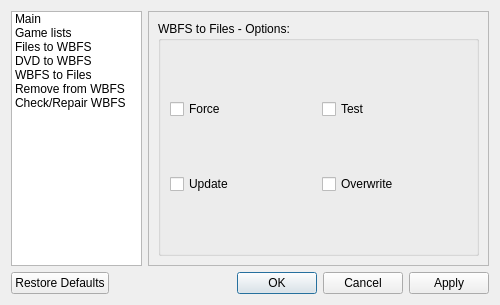
Qt form resources/ui/settings.ui (evertonstz/wiibafu) before a commit.
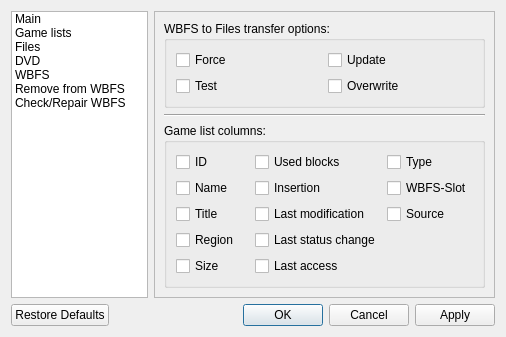
The same form after that commit. The open tabs and pages were chosen to show the change.

Commit message: Set indicated columns in settings added

Patch:
```diff
--- a/resources/ui/settings.ui
+++ b/resources/ui/settings.ui
@@ -6,8 +6,8 @@
    <rect>
     <x>0</x>
     <y>0</y>
-    <width>500</width>
-    <height>305</height>
+    <width>506</width>
+    <height>335</height>
    </rect>
   </property>
   <property name="windowTitle">
@@ -37,17 +37,17 @@
      </item>
      <item>
       <property name="text">
-       <string>Files to WBFS</string>
+       <string>Files</string>
       </property>
      </item>
      <item>
       <property name="text">
-       <string>DVD to WBFS</string>
+       <string>DVD</string>
       </property>
      </item>
      <item>
       <property name="text">
-       <string>WBFS to Files</string>
+       <string>WBFS</string>
       </property>
      </item>
      <item>
@@ -455,7 +455,7 @@
           <locale language="English" country="UnitedStates"/>
          </property>
          <property name="title">
-          <string>WBFS to Files - Options:</string>
+          <string>WBFS to Files transfer options:</string>
          </property>
          <layout class="QGridLayout" name="gridLayout_4">
           <item row="0" column="0">
@@ -465,14 +465,14 @@
             </property>
            </widget>
           </item>
-          <item row="0" column="1">
+          <item row="1" column="0">
            <widget class="QCheckBox" name="WBFSToFiles_checkBox_Test">
             <property name="text">
              <string>Test</string>
             </property>
            </widget>
           </item>
-          <item row="1" column="0">
+          <item row="0" column="1">
            <widget class="QCheckBox" name="WBFSToFiles_checkBox_Update">
             <property name="text">
              <string>Update</string>
@@ -489,6 +489,113 @@
          </layout>
         </widget>
        </item>
+       <item row="2" column="0">
+        <widget class="QGroupBox" name="groupBox_2">
+         <property name="title">
+          <string>Game list columns:</string>
+         </property>
+         <layout class="QGridLayout" name="gridLayout_15">
+          <item row="0" column="0">
+           <widget class="QCheckBox" name="wbfsColumn_checkBox_ID">
+            <property name="text">
+             <string>ID</string>
+            </property>
+           </widget>
+          </item>
+          <item row="1" column="0">
+           <widget class="QCheckBox" name="wbfsColumn_checkBox_Name">
+            <property name="text">
+             <string>Name</string>
+            </property>
+           </widget>
+          </item>
+          <item row="2" column="0">
+           <widget class="QCheckBox" name="wbfsColumn_checkBox_Title">
+            <property name="text">
+             <string>Title</string>
+            </property>
+           </widget>
+          </item>
+          <item row="3" column="0">
+           <widget class="QCheckBox" name="wbfsColumn_checkBox_Region">
+            <property name="text">
+             <string>Region</string>
+            </property>
+           </widget>
+          </item>
+          <item row="4" column="0">
+           <widget class="QCheckBox" name="wbfsColumn_checkBox_Size">
+            <property name="text">
+             <string>Size</string>
+            </property>
+           </widget>
+          </item>
+          <item row="0" column="1">
+           <widget class="QCheckBox" name="wbfsColumn_checkBox_UsedBlocks">
+            <property name="text">
+             <string>Used blocks</string>
+            </property>
+           </widget>
+          </item>
+          <item row="1" column="1">
+           <widget class="QCheckBox" name="wbfsColumn_checkBox_Insertion">
+            <property name="text">
+             <string>Insertion</string>
+            </property>
+           </widget>
+          </item>
+          <item row="2" column="1">
+           <widget class="QCheckBox" name="wbfsColumn_checkBox_LastModification">
+            <property name="text">
+             <string>Last modification</string>
+            </property>
+           </widget>
+          </item>
+          <item row="3" column="1">
+           <widget class="QCheckBox" name="wbfsColumn_checkBox_LastStatusChange">
+            <property name="text">
+             <string>Last status change</string>
+            </property>
+           </widget>
+          </item>
+          <item row="4" column="1">
+           <widget class="QCheckBox" name="wbfsColumn_checkBox_LastAccess">
+            <property name="text">
+             <string>Last access</string>
+            </property>
+           </widget>
+          </item>
+          <item row="0" column="2">
+           <widget class="QCheckBox" name="wbfsColumn_checkBox_Type">
+            <property name="text">
+             <string>Type</string>
+            </property>
+           </widget>
+          </item>
+          <item row="1" column="2">
+           <widget class="QCheckBox" name="wbfsColumn_checkBox_WBFSSlot">
+            <property name="text">
+             <string>WBFS-Slot</string>
+            </property>
+           </widget>
+          </item>
+          <item row="2" column="2">
+           <widget class="QCheckBox" name="wbfsColumn_checkBox_Source">
+            <property name="text">
+             <string>Source</string>
+            </property>
+           </widget>
+          </item>
+         </layout>
+        </widget>
+       </item>
+       <item row="1" column="0">
+        <widget class="Line" name="line_8">
+         <property name="orientation">
+          <enum>Qt::Horizontal</enum>
+         </property>
+        </widget>
+       </item>
       </layout>
      </widget>
      <widget class="QWidget" name="RemoveFrmWBFS">
```
Left out of the diff: 167 changed lines with no effect on the pictures. The commit also changes 4 other files.
